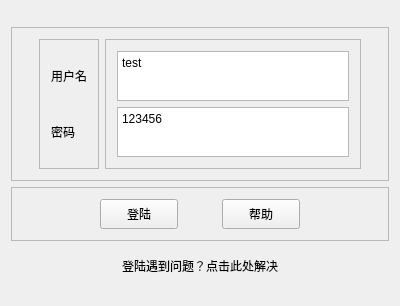
Above: loginwindow.ui from MomentDerek/StudentManageSystem before the change. Below: the same form after it.
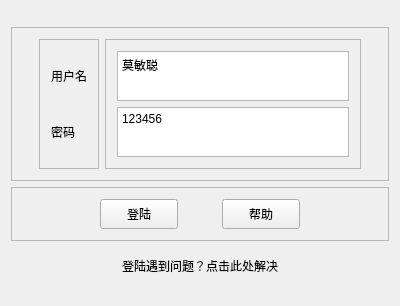
That is the form after the change.

Patch:
```diff
--- a/loginwindow.ui
+++ b/loginwindow.ui
@@ -118,7 +118,7 @@
 &lt;html&gt;&lt;head&gt;&lt;meta name=&quot;qrichtext&quot; content=&quot;1&quot; /&gt;&lt;style type=&quot;text/css&quot;&gt;
 p, li { white-space: pre-wrap; }
 &lt;/style&gt;&lt;/head&gt;&lt;body style=&quot; font-family:'SimSun'; font-size:9pt; font-weight:400; font-style:normal;&quot;&gt;
-&lt;p style=&quot; margin-top:0px; margin-bottom:0px; margin-left:0px; margin-right:0px; -qt-block-indent:0; text-indent:0px;&quot;&gt;test&lt;/p&gt;&lt;/body&gt;&lt;/html&gt;</string>
+&lt;p style=&quot; margin-top:0px; margin-bottom:0px; margin-left:0px; margin-right:0px; -qt-block-indent:0; text-indent:0px;&quot;&gt;莫敏聪&lt;/p&gt;&lt;/body&gt;&lt;/html&gt;</string>
            </property>
           </widget>
          </item>
```
